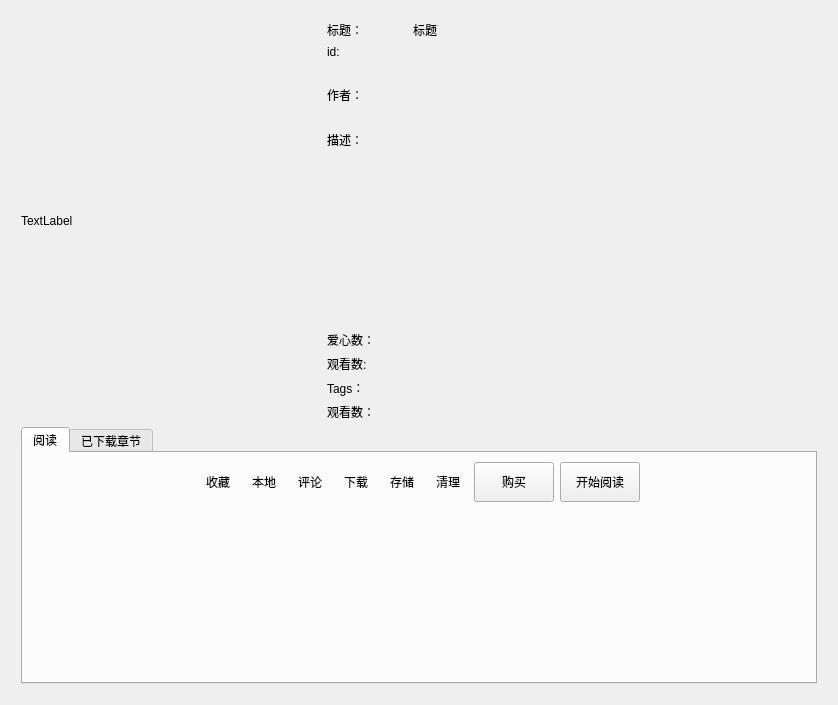
Before: the Qt Designer form ui/ui_book_info.ui in tonquer/JMComic-qt, drawn with Qt 5.
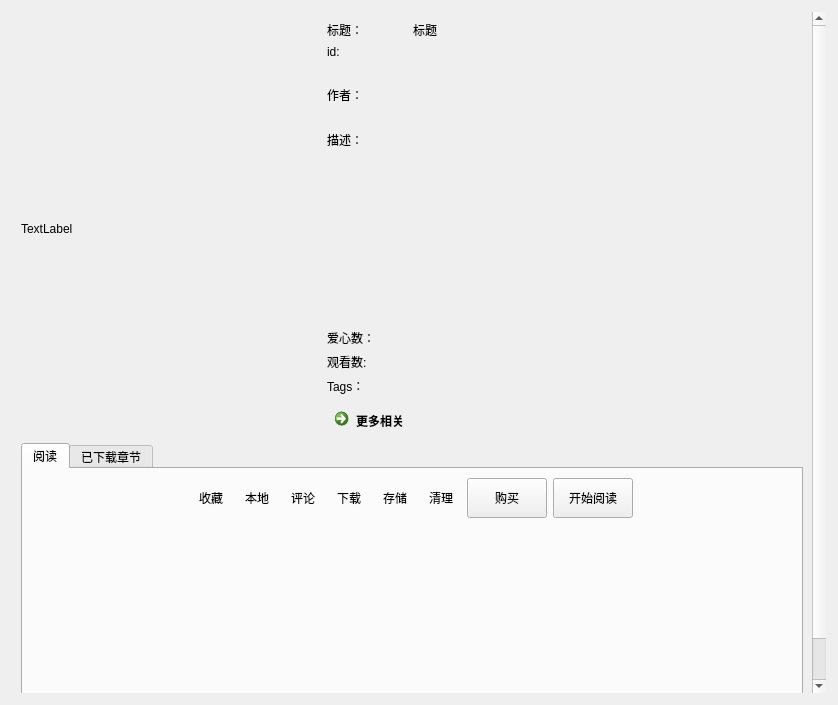
After: the same form once the commit is applied. Icons and pictures are not drawn. Custom widgets are drawn as their Qt base class.

The edit to the form file:
```diff
--- a/ui/ui_book_info.ui
+++ b/ui/ui_book_info.ui
@@ -343,36 +343,30 @@
              <item>
               <layout class="QHBoxLayout" name="horizontalLayout_9">
                <item>
-                <widget class="QLabel" name="label_7">
-                 <property name="minimumSize">
-                  <size>
-                   <width>80</width>
-                   <height>0</height>
-                  </size>
-                 </property>
-                 <property name="maximumSize">
-                  <size>
-                   <width>55</width>
-                   <height>20</height>
-                  </size>
+                <widget class="QCommandLinkButton" name="commandLinkButton">
+                 <property name="sizePolicy">
+                  <sizepolicy hsizetype="Fixed" vsizetype="Preferred">
+                   <horstretch>0</horstretch>
+                   <verstretch>0</verstretch>
+                  </sizepolicy>
                  </property>
                  <property name="text">
-                  <string>观看数：</string>
+                  <string>更多相关</string>
                  </property>
                 </widget>
                </item>
                <item>
-                <widget class="QLabel" name="views">
-                 <property name="maximumSize">
+                <spacer name="horizontalSpacer_7">
+                 <property name="orientation">
+                  <enum>Qt::Horizontal</enum>
+                 </property>
+                 <property name="sizeHint" stdset="0">
                   <size>
-                   <width>16777215</width>
+                   <width>40</width>
                    <height>20</height>
                   </size>
                  </property>
-                 <property name="text">
-                  <string/>
-                 </property>
-                </widget>
+                </spacer>
                </item>
               </layout>
              </item>
```
Left out of the diff: 2 changed lines with no effect on the pictures.
